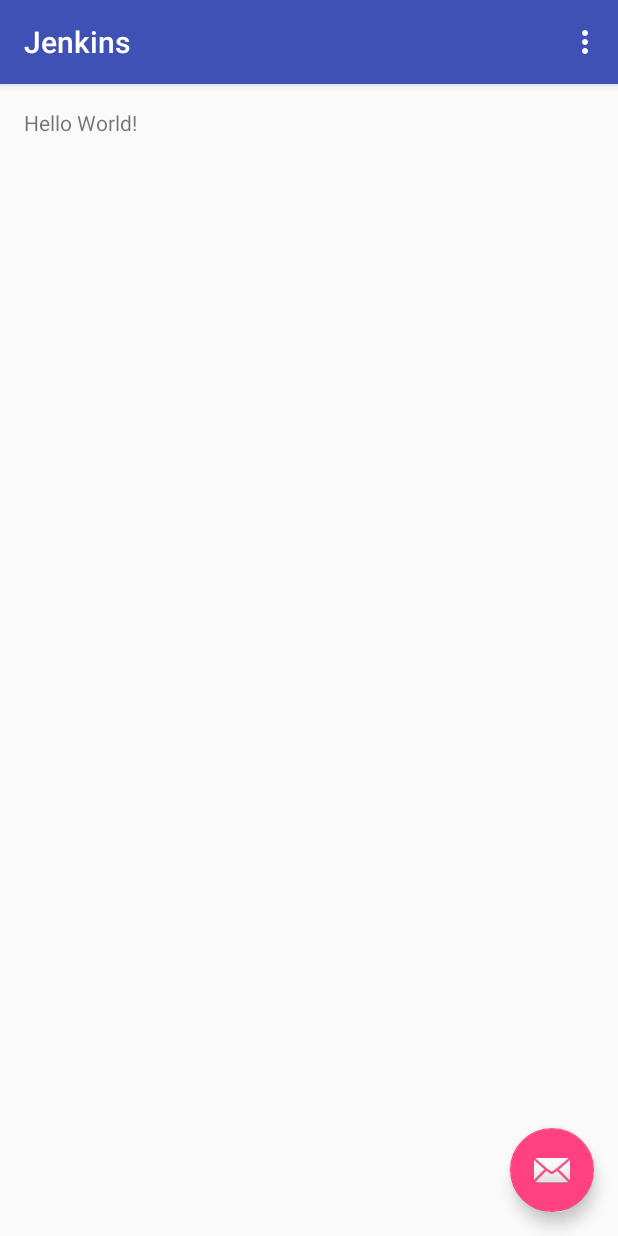
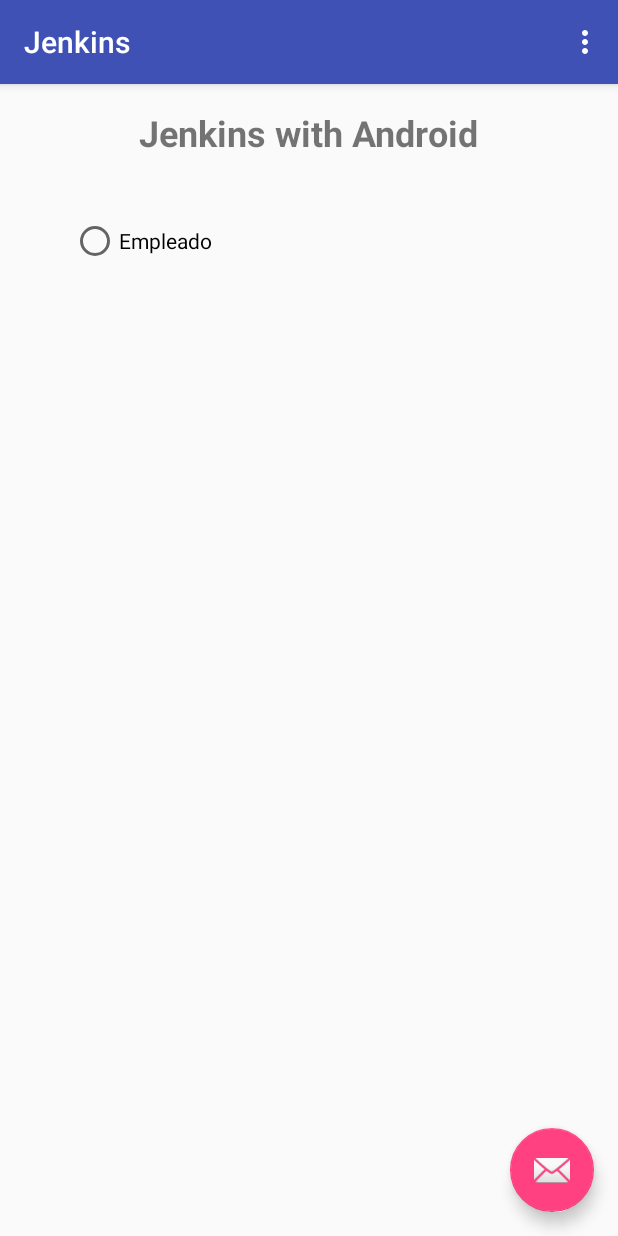
Before and after one commit to AlopezIA/Jenkins, an Android app: the screen it shows after launch (MainActivity), on a phone screen of 412 x 824 dp. Run offline under Robolectric (Android 15) with nearby library versions, the phone set to English and light mode, and no system bars.

Commit message:
Titlle and radio

```diff
--- a/app/src/main/res/layout/content_main.xml
+++ b/app/src/main/res/layout/content_main.xml
@@ -13,8 +13,24 @@
     tools:context="com.example.jenkins.MainActivity"
     tools:showIn="@layout/activity_main">
 
+    <RadioButton
+        android:text="Empleado"
+        android:layout_width="wrap_content"
+        android:layout_height="wrap_content"
+        android:layout_below="@+id/textView"
+        android:layout_alignParentStart="true"
+        android:layout_marginStart="31dp"
+        android:layout_marginTop="40dp"
+        android:id="@+id/radioButton" />
+
     <TextView
         android:layout_width="wrap_content"
         android:layout_height="wrap_content"
-        android:text="Hello World!" />
+        android:text="Jenkins with Android"
+        android:id="@+id/textView"
+        android:textAlignment="center"
+        android:layout_alignParentTop="true"
+        android:layout_centerHorizontal="true"
+        android:textSize="24sp"
+        android:textStyle="normal|bold" />
 </RelativeLayout>
```
